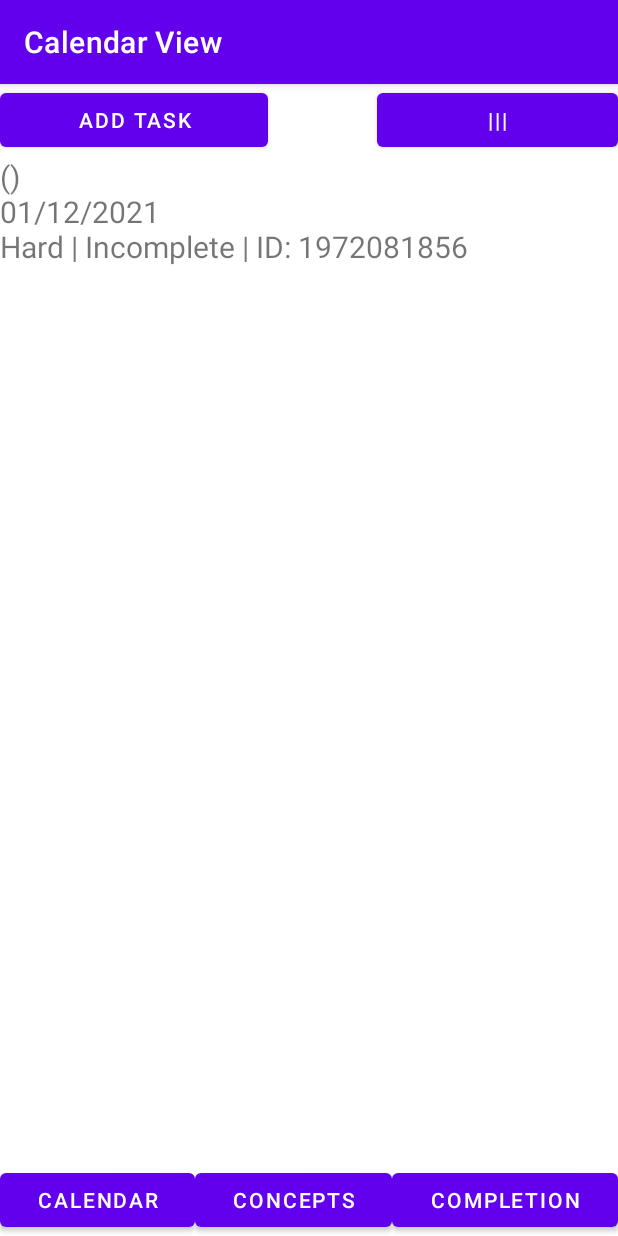
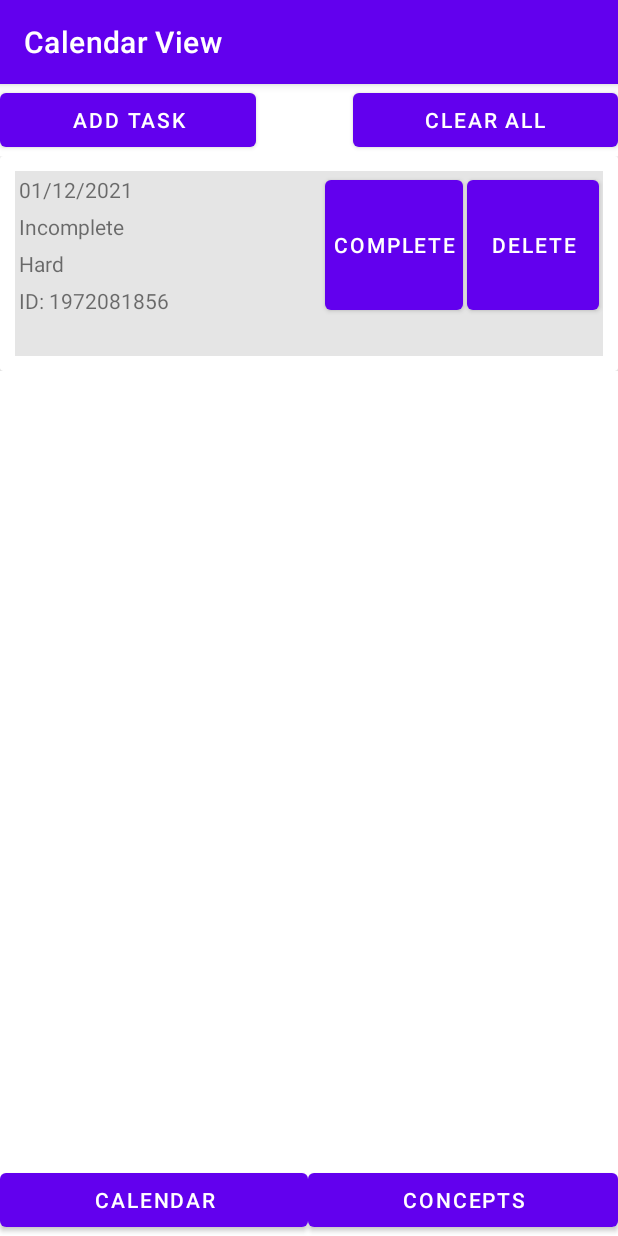
Before and after one commit to thedog747/4630f2021, an Android app: the FolderView screen opened directly, with no data from a screen before it, after a tap on "CALENDAR", on a phone screen of 412 x 824 dp. Run offline under Robolectric (Android 15) with nearby library versions, the phone set to English and light mode, and no system bars.

Commit message:
Course Project Final Update Commit 1
Completed the RecyclerView implementation of the Task list. Added buttons for toggling completion and deleting individual tasks. The objective of next commit will be to achieve a similar result for storing and accessing links in Concepts view.

```diff
--- a/course_project/source/app/src/main/java/com/example/myapplication/AddTask.kt
+++ b/course_project/source/app/src/main/java/com/example/myapplication/AddTask.kt
@@ -39,21 +39,21 @@ class AddTask : AppCompatActivity() {
         EasyButton.setOnClickListener(){
             difficulty = 0
             EasyButton.setBackgroundColor(Color.parseColor("#5F00ED"))
-            MediumButton.setBackgroundColor(Color.parseColor("#000000"))
-            HardButton.setBackgroundColor(Color.parseColor("#000000"))
+            MediumButton.setBackgroundColor(Color.parseColor("#808080"))
+            HardButton.setBackgroundColor(Color.parseColor("#808080"))
         }
 
         MediumButton.setOnClickListener(){
             difficulty = 1
-            EasyButton.setBackgroundColor(Color.parseColor("#000000"))
+            EasyButton.setBackgroundColor(Color.parseColor("#808080"))
             MediumButton.setBackgroundColor(Color.parseColor("#5F00ED"))
-            HardButton.setBackgroundColor(Color.parseColor("#000000"))
+            HardButton.setBackgroundColor(Color.parseColor("#808080"))
         }
 
         HardButton.setOnClickListener(){
             difficulty = 2
-            EasyButton.setBackgroundColor(Color.parseColor("#000000"))
-            MediumButton.setBackgroundColor(Color.parseColor("#000000"))
+            EasyButton.setBackgroundColor(Color.parseColor("#808080"))
+            MediumButton.setBackgroundColor(Color.parseColor("#808080"))
             HardButton.setBackgroundColor(Color.parseColor("#5F00ED"))
         }
 
--- a/course_project/source/app/src/main/java/com/example/myapplication/DBHandler.kt
+++ b/course_project/source/app/src/main/java/com/example/myapplication/DBHandler.kt
@@ -43,7 +43,6 @@ class DataBaseHandler(var context: Context) : SQLiteOpenHelper(context, DB_NAME,
             put(KEY_DATE, task.date)
             put(KEY_DETAILS, task.details)
         }
-
         val result = db.insert(TABLE_NAME, null, cv)
 
         db.close()
@@ -92,4 +91,23 @@ class DataBaseHandler(var context: Context) : SQLiteOpenHelper(context, DB_NAME,
         db.close()
     }
 
+    fun deleteElement(id : String){
+        val db = this.writableDatabase
+        db.delete(TABLE_NAME, "$KEY_ID=?", arrayOf(id))
+        db.close()
+    }
+
+    fun updateCompletion(id : String, initial_completion : Int?){
+        var new_completion : Int = 0
+        if (initial_completion == 1)
+            new_completion = 0
+        else
+            new_completion = 1
+        val db = this.writableDatabase
+        var cv = ContentValues()
+        cv.put(KEY_COMPLETION, new_completion);
+        db.update(TABLE_NAME, cv, KEY_ID + "=?", arrayOf(id))
+        db.close()
+    }
+
 }
--- a/course_project/source/app/src/main/java/com/example/myapplication/MainActivity.kt
+++ b/course_project/source/app/src/main/java/com/example/myapplication/MainActivity.kt
@@ -9,11 +9,18 @@ import java.text.SimpleDateFormat
 import java.util.*
 import android.content.Intent
 import android.provider.ContactsContract
+import android.util.Log
+import androidx.recyclerview.widget.LinearLayoutManager
+import androidx.recyclerview.widget.RecyclerView
 
 
 class MainActivity : AppCompatActivity() {
+
+    private var layoutManager: RecyclerView.LayoutManager? = null
+
     override fun onCreate(savedInstanceState: Bundle?) {
         super.onCreate(savedInstanceState)
+        val task_context: Context = this
         setContentView(R.layout.activity_main)
 
         AddTaskButton.setOnClickListener{
@@ -38,28 +45,11 @@ class MainActivity : AppCompatActivity() {
 
     fun displayTasks(){
         var tasks = DataBaseHandler(this).getTasks()
-        tasksView.text = String()
-        for (i in tasks){
-            var tempComplex = String()
-            if(i.complexity == 0)
-                tempComplex = "Easy"
-            if(i.complexity == 1)
-                tempComplex = "Medium"
-            if(i.complexity == 2)
-                tempComplex = "Hard"
+        var lm = LinearLayoutManager(this)
+        Content.layoutManager = lm
+        var adp: RecyclerAdapterTask = RecyclerAdapterTask(this, DataBaseHandler(this))
+        Content.adapter = adp
 
-            var tempComplete = String()
-            if(i.completion == 0)
-                tempComplete = "Incomplete"
-            if(i.completion == 1)
-                tempComplete = "Complete"
-
-            tasksView.append("(" + i.details + ")\n"
-                    + i.date + "\n"
-                    + tempComplex + " | "
-                    + tempComplete + " | "
-                    + "ID: " + i.id.toString()
-                    + "\n\n")
-        }
+        return
     }
 }
--- /dev/null
+++ b/course_project/source/app/src/main/java/com/example/myapplication/RecyclerAdapterTask.kt
@@ -0,0 +1,88 @@
+package com.example.myapplication
+
+import android.content.Context
+import android.util.Log
+import android.view.LayoutInflater
+import android.view.View
+import android.view.ViewGroup
+import android.widget.TextView
+import androidx.recyclerview.widget.RecyclerView;
+import kotlinx.android.synthetic.main.item_row_task.view.*
+import kotlin.text.toInt
+import java.security.AccessController.getContext
+import kotlin.collections.ArrayList
+
+class RecyclerAdapterTask(parent_context : Context, DB : DataBaseHandler) : RecyclerView.Adapter<RecyclerAdapterTask.ViewHolder>() {
+
+    val context : Context = parent_context
+    var tasks : MutableList<Task> = DB.getTasks()
+    val DB : DataBaseHandler = DB
+
+    override fun onCreateViewHolder(
+        parent: ViewGroup,
+        viewType: Int
+    ): RecyclerAdapterTask.ViewHolder {
+        val layout_inflater = LayoutInflater.from(parent.context).inflate(R.layout.item_row_task, parent, false)
+        return ViewHolder(layout_inflater)
+    }
+
+    override fun onBindViewHolder(holder: RecyclerAdapterTask.ViewHolder, position: Int) {
+
+        var tempComplex = String()
+        if(tasks[position].complexity == 0)
+            tempComplex = "Easy"
+        if(tasks[position].complexity == 1)
+            tempComplex = "Medium"
+        if(tasks[position].complexity == 2)
+            tempComplex = "Hard"
+
+        var tempComplete = String()
+        if(tasks[position].completion == 0)
+            tempComplete = "Incomplete"
+        if(tasks[position].completion == 1)
+            tempComplete = "Complete"
+
+        holder.t_date.text = tasks[position].date
+        holder.t_difficulty.text = tempComplex
+        holder.t_completion.text = tempComplete
+        holder.t_description.text = tasks[position].details
+        holder.t_id.text =  "ID: ${tasks[position].id}"
+    }
+
+    override fun getItemCount(): Int {
+        return tasks.size
+    }
+
+    inner class ViewHolder(itemView: View): RecyclerView.ViewHolder(itemView){
+        var t_date : TextView = itemView.findViewById(R.id.item_date)
+        var t_difficulty : TextView  = itemView.findViewById(R.id.item_difficulty)
+        var t_completion : TextView  = itemView.findViewById(R.id.item_completion)
+        var t_description : TextView  = itemView.findViewById(R.id.item_description)
+        var t_id : TextView  = itemView.findViewById(R.id.item_id)
+
+        init {
+            itemView.button_complete.setOnClickListener {
+                var message = (t_id.text.toString()).trim('I','D',':',' ')
+                Log.d("zased","$message")
+                var temp_task : Task? = tasks.find{it.id == message.toInt()}
+                DB.updateCompletion(message, temp_task?.completion)
+                if (temp_task?.completion == 1)
+                    temp_task?.completion = 0
+                else
+                    temp_task?.completion = 1
+                //DB.deleteElement(message)
+                notifyDataSetChanged()
+            }
+            itemView.button_delete.setOnClickListener {
+                var message = (t_id.text.toString()).trim('I','D',':',' ')
+                Log.d("zased","$message")
+                var temp_task : Task? = tasks.find{it.id == message.toInt()}
+                tasks.remove(temp_task)
+                DB.deleteElement(message)
+                notifyDataSetChanged()
+            }
+        }
+
+    }
+
+}
--- a/course_project/source/app/src/main/res/layout/activity_main.xml
+++ b/course_project/source/app/src/main/res/layout/activity_main.xml
@@ -43,29 +43,19 @@
                     android:layout_width="wrap_content"
                     android:layout_height="wrap_content"
                     android:layout_weight="1"
-                    android:text="|||" />
+                    android:text="Clear All" />
 
             </LinearLayout>
 
-            <ScrollView
+
+            <androidx.recyclerview.widget.RecyclerView
                 android:id="@+id/Content"
                 android:layout_width="match_parent"
                 android:layout_height="600dp"
                 android:layout_above="@+id/BottomBar"
                 android:layout_below="@+id/TopBar"
                 android:layout_centerHorizontal="true"
-                android:orientation="horizontal">
-
-                <TextView
-                    android:id="@+id/tasksView"
-                    android:layout_width="match_parent"
-                    android:layout_height="wrap_content"
-                    android:text="Something"
-                    android:textSize="20dp" />
-
-            </ScrollView>
-
-
+                android:orientation="horizontal" />
 
             <LinearLayout
                 android:id="@+id/BottomBar"
@@ -89,12 +79,6 @@
                     android:layout_weight="1"
                     android:text="Concepts" />
 
-                <Button
-                    android:id="@+id/CompletionButton"
-                    android:layout_width="wrap_content"
-                    android:layout_height="wrap_content"
-                    android:layout_weight="1"
-                    android:text="Completion" />
             </LinearLayout>
 
         </RelativeLayout>
--- a/course_project/source/app/src/main/res/layout/add_task.xml
+++ b/course_project/source/app/src/main/res/layout/add_task.xml
@@ -42,7 +42,7 @@
                 android:layout_width="wrap_content"
                 android:layout_height="wrap_content"
                 android:layout_weight="1"
-                android:backgroundTint="#000000"
+                android:backgroundTint="#808080"
                 android:text="Medium" />
 
             <Button
@@ -50,7 +50,7 @@
                 android:layout_width="wrap_content"
                 android:layout_height="wrap_content"
                 android:layout_weight="1"
-                android:backgroundTint="#000000"
+                android:backgroundTint="#808080"
                 android:text="Hard" />
         </LinearLayout>
 
--- a/course_project/source/app/src/main/res/layout/folder_view.xml
+++ b/course_project/source/app/src/main/res/layout/folder_view.xml
@@ -80,12 +80,6 @@
                     android:layout_weight="1"
                     android:text="Concepts" />
 
-                <Button
-                    android:id="@+id/CompletionButton"
-                    android:layout_width="wrap_content"
-                    android:layout_height="wrap_content"
-                    android:layout_weight="1"
-                    android:text="Completion" />
             </LinearLayout>
 
         </RelativeLayout>
--- /dev/null
+++ b/course_project/source/app/src/main/res/layout/item_row_task.xml
@@ -0,0 +1,99 @@
+<?xml version="1.0" encoding="utf-8"?>
+<LinearLayout xmlns:android="http://schemas.android.com/apk/res/android"
+    xmlns:tools="http://schemas.android.com/tools"
+    android:orientation="vertical"
+    android:layout_width="match_parent"
+    android:layout_height="wrap_content">
+
+    <androidx.cardview.widget.CardView
+        android:layout_width="match_parent"
+        android:layout_height="wrap_content" >
+
+        <LinearLayout
+            android:layout_width="match_parent"
+            android:layout_height="wrap_content"
+            android:padding="10dp"
+            android:orientation="vertical">
+
+            <LinearLayout
+                android:layout_width="match_parent"
+                android:layout_height="wrap_content"
+                android:background="#1A000000"
+                android:orientation="horizontal">
+
+                <LinearLayout
+                    android:layout_width="wrap_content"
+                    android:layout_height="wrap_content"
+                    android:orientation="vertical">
+
+                    <TextView
+                        android:id="@+id/item_date"
+                        android:layout_width="wrap_content"
+                        android:layout_height="wrap_content"
+                        android:padding="2.5dp"
+                        android:text="Date" />
+
+                    <TextView
+                        android:id="@+id/item_completion"
+                        android:layout_width="wrap_content"
+                        android:layout_height="wrap_content"
+                        android:padding="2.5dp"
+                        android:text="Completion" />
+
+                    <TextView
+                        android:id="@+id/item_difficulty"
+                        android:layout_width="wrap_content"
+                        android:layout_height="wrap_content"
+                        android:padding="2.5dp"
+                        android:text="Difficulty" />
+
+                    <TextView
+                        android:id="@+id/item_id"
+                        android:layout_width="wrap_content"
+                        android:layout_height="wrap_content"
+                        android:padding="2.5dp"
+                        android:text="ID" />
+
+                </LinearLayout>
+
+                <Space
+                    android:layout_width="wrap_content"
+                    android:layout_height="wrap_content"
+                    android:layout_weight=".95" />
+
+                <Button
+                    android:id="@+id/button_complete"
+                    android:layout_width="wrap_content"
+                    android:layout_height="match_parent"
+                    android:padding="5dp"
+                    android:text="Complete" />
+
+                <Space
+                    android:layout_width="wrap_content"
+                    android:layout_height="wrap_content"
+                    android:layout_weight=".025" />
+
+                <Button
+                    android:id="@+id/button_delete"
+                    android:layout_width="wrap_content"
+                    android:layout_height="match_parent"
+                    android:padding="5dp"
+                    android:text="Delete" />
+                <Space
+                    android:layout_width="wrap_content"
+                    android:layout_height="wrap_content"
+                    android:layout_weight=".025" />
+
+            </LinearLayout>
+
+            <TextView
+                android:id="@+id/item_description"
+                android:layout_width="match_parent"
+                android:layout_height="wrap_content"
+                android:padding="2.5dp"
+                android:background="#1A000000"
+                android:text="Description" />
+
+        </LinearLayout>
+    </androidx.cardview.widget.CardView>
+</LinearLayout>
```
